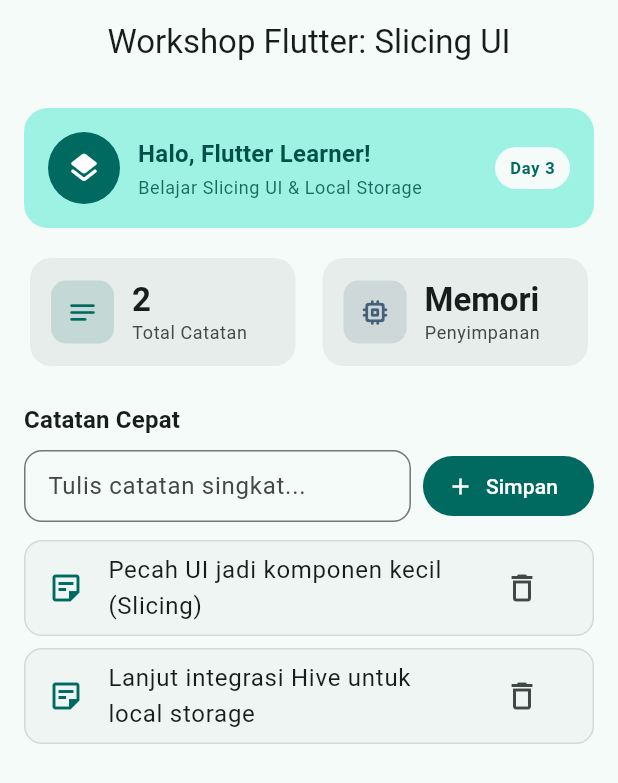
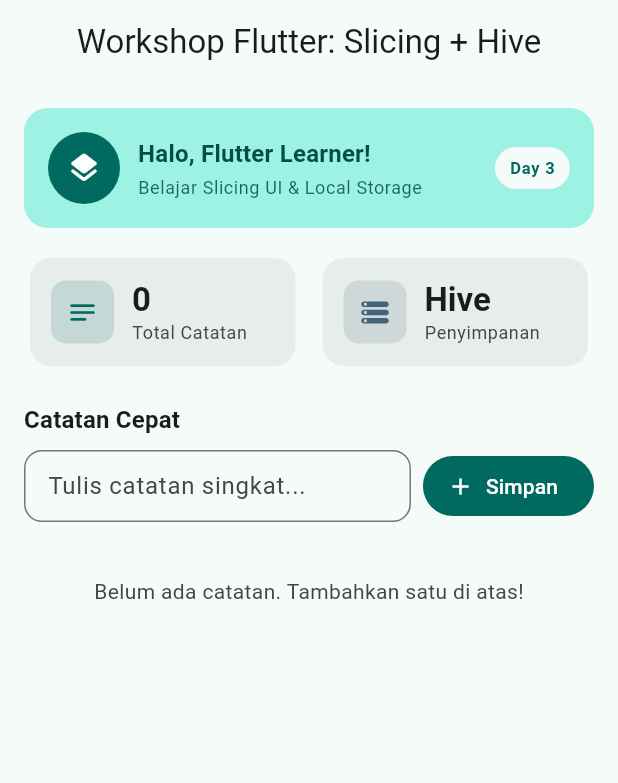
Before and after one commit to FalahHadziqul/PekRis_MobDev_Day3, a Flutter app: the screen it shows after launch, on a phone screen of 412 x 824 dp. Shown: the top 783 px of the screen. Run offline on Flutter 3.47's test engine with Material 3 defaults, Android fonts, the phone set to English and light mode, and no system bars; our stand-ins replace hive_flutter; accounts and stored records are empty.

Commit message:
feat: integrate hive local storage for quick notes

```diff
--- a/lib/main.dart
+++ b/lib/main.dart
@@ -1,14 +1,21 @@
 import 'package:flutter/material.dart';
+import 'package:hive_flutter/hive_flutter.dart';
 
 import 'pages/home_page.dart';
 
-void main() {
-  // Tahap 2 (Hive): Nantinya main() menginisialisasi Hive Box sebelum memanggil MyApp.
+Future<void> main() async {
+  // Wajib dipanggil sebelum menjalankan plugin/async sebelum runApp().
+  WidgetsFlutterBinding.ensureInitialized();
+
+  // Inisialisasi Hive dan buka Box untuk menyimpan daftar catatan secara lokal.
+  await Hive.initFlutter();
+  await Hive.openBox<String>('notesBox');
+
   runApp(const MyApp());
 }
 
 /// MyApp memegang konfigurasi global aplikasi.
-/// Tampilan halaman sudah dipisah ke `lib/pages/home_page.dart` (Slicing UI).
+/// Daftar catatan pada HomePage sekarang tersimpan secara persisten di Hive.
 class MyApp extends StatelessWidget {
   const MyApp({super.key});
 
@@ -21,7 +28,7 @@ class MyApp extends StatelessWidget {
         useMaterial3: true,
         colorScheme: ColorScheme.fromSeed(seedColor: Colors.teal),
       ),
-      home: const HomePage(title: 'Workshop Flutter: Slicing UI'),
+      home: const HomePage(title: 'Workshop Flutter: Slicing + Hive'),
     );
   }
 }
--- a/lib/pages/home_page.dart
+++ b/lib/pages/home_page.dart
@@ -1,12 +1,14 @@
 import 'package:flutter/material.dart';
+import 'package:hive_flutter/hive_flutter.dart';
 
 import '../widgets/note_input_bar.dart';
 import '../widgets/profile_header_card.dart';
 import '../widgets/quick_note_tile.dart';
 import '../widgets/stat_card.dart';
 
-/// Halaman utama hasil Slicing UI:
-/// Memegang state catatan sementara (di memori) dan menyusun 4 komponen widget anak.
+/// Halaman utama hasil Slicing UI + Hive Simpel:
+/// State daftar catatan sekarang dibaca & disimpan ke Hive Box (`notesBox`).
+/// Semua file di `lib/widgets/` tetap utuh tanpa perlu diubah.
 class HomePage extends StatefulWidget {
   const HomePage({super.key, required this.title});
 
@@ -17,13 +19,14 @@ class HomePage extends StatefulWidget {
 }
 
 class _HomePageState extends State<HomePage> {
-  // Tahap 1 (Slicing): State masih disimpan di memori (hilang saat app di-restart).
-  // Tahap 2 (Hive): State ini akan disambungkan ke Hive Box.
-  final List<String> _notes = [
-    'Pecah UI jadi komponen kecil (Slicing)',
-    'Lanjut integrasi Hive untuk local storage',
-  ];
+  late final Box<String> _notesBox;
   final TextEditingController _noteController = TextEditingController();
+
+  @override
+  void initState() {
+    super.initState();
+    _notesBox = Hive.box<String>('notesBox');
+  }
 
   @override
   void dispose() {
@@ -35,29 +38,28 @@ class _HomePageState extends State<HomePage> {
     final text = _noteController.text.trim();
     if (text.isEmpty) return;
 
-    setState(() {
-      _notes.add(text);
-      _noteController.clear();
-    });
+    _notesBox.add(text);
+    _noteController.clear();
+    setState(() {});
   }
 
   void _deleteNoteAt(int index) {
-    setState(() {
-      _notes.removeAt(index);
-    });
+    _notesBox.deleteAt(index);
+    setState(() {});
   }
 
   @override
   Widget build(BuildContext context) {
     final colorScheme = Theme.of(context).colorScheme;
     final textTheme = Theme.of(context).textTheme;
+    final notes = _notesBox.values.toList();
 
     return Scaffold(
       appBar: AppBar(title: Text(widget.title), centerTitle: true),
       body: ListView(
         padding: const EdgeInsets.all(16),
         children: [
-          // 1. Komponen Header (komposisi Container, Row, CircleAvatar, Column, Badge)
+          // 1. Komponen Header
           const ProfileHeaderCard(
             title: 'Halo, Flutter Learner!',
             subtitle: 'Belajar Slicing UI & Local Storage',
@@ -65,13 +67,13 @@ class _HomePageState extends State<HomePage> {
           ),
           const SizedBox(height: 16),
 
-          // 2. Komponen Reusable (1 widget StatCard dipakai 2x dengan parameter berbeda)
+          // 2. Komponen Reusable StatCard
           Row(
             children: [
               Expanded(
                 child: StatCard(
                   title: 'Total Catatan',
-                  value: '${_notes.length}',
+                  value: '${notes.length}',
                   icon: Icons.notes_rounded,
                   accentColor: colorScheme.primary,
                 ),
@@ -80,8 +82,8 @@ class _HomePageState extends State<HomePage> {
               Expanded(
                 child: StatCard(
                   title: 'Penyimpanan',
-                  value: 'Memori',
-                  icon: Icons.memory_rounded,
+                  value: 'Hive',
+                  icon: Icons.storage_rounded,
                   accentColor: colorScheme.tertiary,
                 ),
               ),
@@ -89,7 +91,7 @@ class _HomePageState extends State<HomePage> {
           ),
           const SizedBox(height: 20),
 
-          // 3. Komponen Input Catatan (interaktif dengan callback onAdd)
+          // 3. Komponen Input Catatan
           Text(
             'Catatan Cepat',
             style: textTheme.titleMedium?.copyWith(fontWeight: FontWeight.bold),
@@ -98,8 +100,8 @@ class _HomePageState extends State<HomePage> {
           NoteInputBar(controller: _noteController, onAdd: _addNote),
           const SizedBox(height: 12),
 
-          // 4. Daftar Catatan dengan komponen QuickNoteTile
-          if (_notes.isEmpty)
+          // 4. Daftar Catatan dari Hive Box
+          if (notes.isEmpty)
             Padding(
               padding: const EdgeInsets.symmetric(vertical: 24),
               child: Center(
@@ -113,9 +115,9 @@ class _HomePageState extends State<HomePage> {
             )
           else
             ...List.generate(
-              _notes.length,
+              notes.length,
               (index) => QuickNoteTile(
-                note: _notes[index],
+                note: notes[index],
                 onDelete: () => _deleteNoteAt(index),
               ),
             ),
--- a/pubspec.yaml
+++ b/pubspec.yaml
@@ -34,6 +34,7 @@ dependencies:
   # The following adds the Cupertino Icons font to your application.
   # Use with the CupertinoIcons class for iOS style icons.
   cupertino_icons: ^1.0.8
+  hive_flutter: ^1.1.0
 
 dev_dependencies:
   flutter_test:
```
Also changed, not shown: pubspec.lock, 4 other files.
